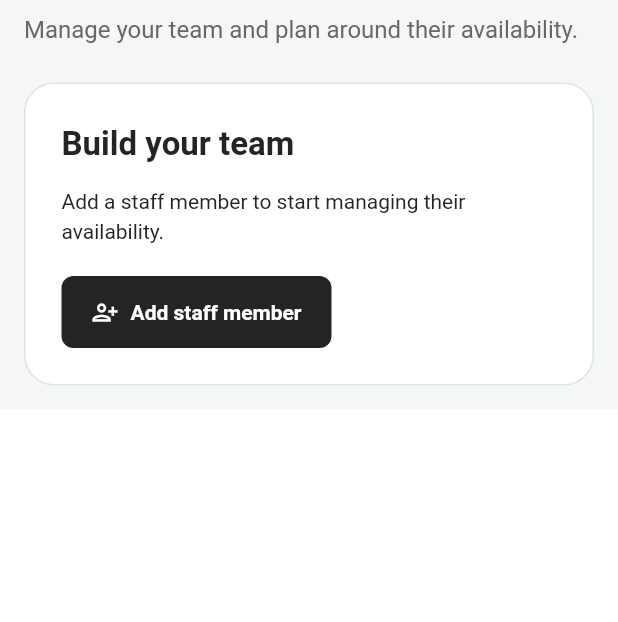
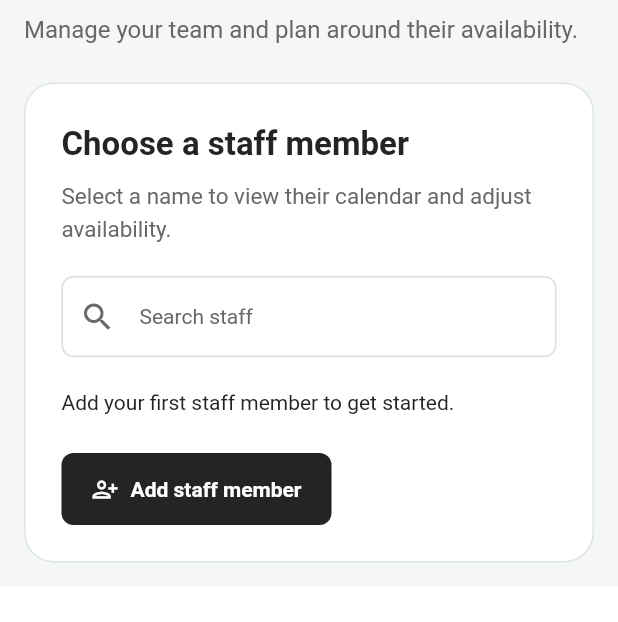
Before and after one commit to anastanjohnson/karikaala-staff-planner-web, a Flutter app: the StaffAvailabilityPanel widget shown alone on an empty page, opened directly with empty values, on a phone screen of 412 x 824 dp, the part 90-712 px from its top. Run offline on Flutter 3.47's test engine with Material 3 defaults, Android fonts, the phone set to English and light mode, and no system bars; our stand-ins replace cloud_firestore, firebase_auth, firebase_core, shared_preferences; accounts and stored records are empty.

Commit message:
Choose staff from searchable cards before opening availability

```diff
--- a/flutter/lib/staff_availability.dart
+++ b/flutter/lib/staff_availability.dart
@@ -28,6 +28,7 @@ class StaffAvailabilityPanel extends StatefulWidget {
 class _StaffAvailabilityPanelState extends State<StaffAvailabilityPanel> {
   late DateTime _month = DateTime(widget.today.year, widget.today.month);
   String? _staffId;
+  String _staffQuery = '';
   late DateTime? _day = restaurantClosed(widget.today) ? null : dateOnly(widget.today);
   bool _busy = false;
   String? _error;
@@ -85,7 +86,7 @@ class _StaffAvailabilityPanelState extends State<StaffAvailabilityPanel> {
     final plan = widget.getPlan();
     final staff = plan.staff;
     final person =
-        staff.where((p) => p.id == _staffId).firstOrNull ?? staff.firstOrNull;
+        staff.where((p) => p.id == _staffId).firstOrNull;
     final id = person?.id;
 
     return ColoredBox(color: const Color(0xFFF5F7F5), child: LayoutBuilder(
@@ -164,41 +165,64 @@ class _StaffAvailabilityPanelState extends State<StaffAvailabilityPanel> {
                 style: TextStyle(fontSize: 16, color: rosterMuted)),
               const SizedBox(height: 24),
               if (person == null) _panel(Column(crossAxisAlignment: CrossAxisAlignment.start, children: [
-                const Text('Build your team', style: TextStyle(fontSize: 22, fontWeight: FontWeight.w700)),
-                const SizedBox(height: 12),
-                const Text('Add a staff member to start managing their availability.'),
+                const Text('Choose a staff member', style: TextStyle(fontSize: 22, fontWeight: FontWeight.w700)),
+                const SizedBox(height: 8),
+                const Text('Select a name to view their calendar and adjust availability.',
+                  style: TextStyle(fontSize: 15, color: rosterMuted)),
                 const SizedBox(height: 20),
+                TextField(
+                  key: const ValueKey('staff-search'),
+                  decoration: const InputDecoration(labelText: 'Search staff', prefixIcon: Icon(Icons.search)),
+                  onChanged: (value) => setState(() => _staffQuery = value),
+                ),
+                const SizedBox(height: 20),
+                LayoutBuilder(builder: (context, box) {
+                  final matches = staff.where((p) => p.name.toLowerCase().contains(_staffQuery.trim().toLowerCase())).toList();
+                  if (matches.isEmpty) return Text(staff.isEmpty ? 'Add your first staff member to get started.' : 'No matching staff members.');
+                  final columns = box.maxWidth >= 1000 ? 3 : box.maxWidth >= 620 ? 2 : 1;
+                  return Wrap(spacing: 16, runSpacing: 16, children: [
+                    for (final member in matches)
+                      SizedBox(width: (box.maxWidth - 16 * (columns - 1)) / columns,
+                        child: OutlinedButton(
+                          key: ValueKey('select-staff-${member.id}'),
+                          style: OutlinedButton.styleFrom(padding: const EdgeInsets.all(20),
+                            backgroundColor: const Color(0xFFF2F7F3)),
+                          onPressed: () => setState(() {
+                            _staffId = member.id;
+                            _staffQuery = '';
+                            _error = null;
+                            _day = restaurantClosed(widget.today) ? null : dateOnly(widget.today);
+                            _month = DateTime(widget.today.year, widget.today.month);
+                          }),
+                          child: Row(children: [
+                            const CircleAvatar(backgroundColor: Color(0xFFE0EFE3),
+                              child: Icon(Icons.person_outline, color: Color(0xFF24573D))),
+                            const SizedBox(width: 14),
+                            Expanded(child: Column(crossAxisAlignment: CrossAxisAlignment.start, children: [
+                              Text(member.name, style: const TextStyle(fontSize: 18, fontWeight: FontWeight.w700)),
+                              const SizedBox(height: 4),
+                              const Text('View availability', style: TextStyle(fontSize: 14, color: rosterMuted)),
+                            ])),
+                            const Icon(Icons.chevron_right),
+                          ]),
+                        )),
+                  ]);
+                }),
+                const SizedBox(height: 24),
                 FilledButton.icon(key: const ValueKey('add-person'), onPressed: _addStaff,
                   icon: const Icon(Icons.person_add_alt), label: const Text('Add staff member')),
               ]))
               else ...[
                 _panel(Column(crossAxisAlignment: CrossAxisAlignment.start, children: [
           Row(children: [
-            Expanded(
-                child: DropdownButtonFormField<String>(
-              key: const ValueKey('availability-staff'),
-              value: id,
-              isExpanded: true,
-              decoration: const InputDecoration(
-                  labelText: 'Staff member',
-                  contentPadding:
-                      EdgeInsets.symmetric(horizontal: 12, vertical: 12)),
-              style: const TextStyle(
-                  fontFamily: 'Roboto',
-                  color: rosterInk,
-                  fontSize: 17,
-                  fontWeight: FontWeight.w700),
-              items: [
-                for (final member in staff)
-                  DropdownMenuItem(value: member.id, child: Text(member.name))
-              ],
-              onChanged: _busy
-                  ? null
-                  : (value) => setState(() {
-                        _staffId = value;
-                        _error = null;
-                      }),
-            )),
+            Expanded(child: Column(crossAxisAlignment: CrossAxisAlignment.start, children: [
+              Text(person.name, style: const TextStyle(fontSize: 24, fontWeight: FontWeight.w700)),
+              TextButton.icon(
+                key: const ValueKey('change-staff'),
+                onPressed: _busy ? null : () => setState(() { _staffId = null; _staffQuery = ''; _error = null; }),
+                icon: const Icon(Icons.arrow_back, size: 18),
+                label: const Text('Change staff')),
+            ])),
             if (wide) TextButton.icon(onPressed: _busy ? null : () => widget.onEdit(person), icon: const Icon(Icons.edit_outlined), label: const Text('Edit staff'))
             else IconButton(
                 tooltip: 'Edit ${person.name}',
```
Also changed, not shown: 1 other file.
